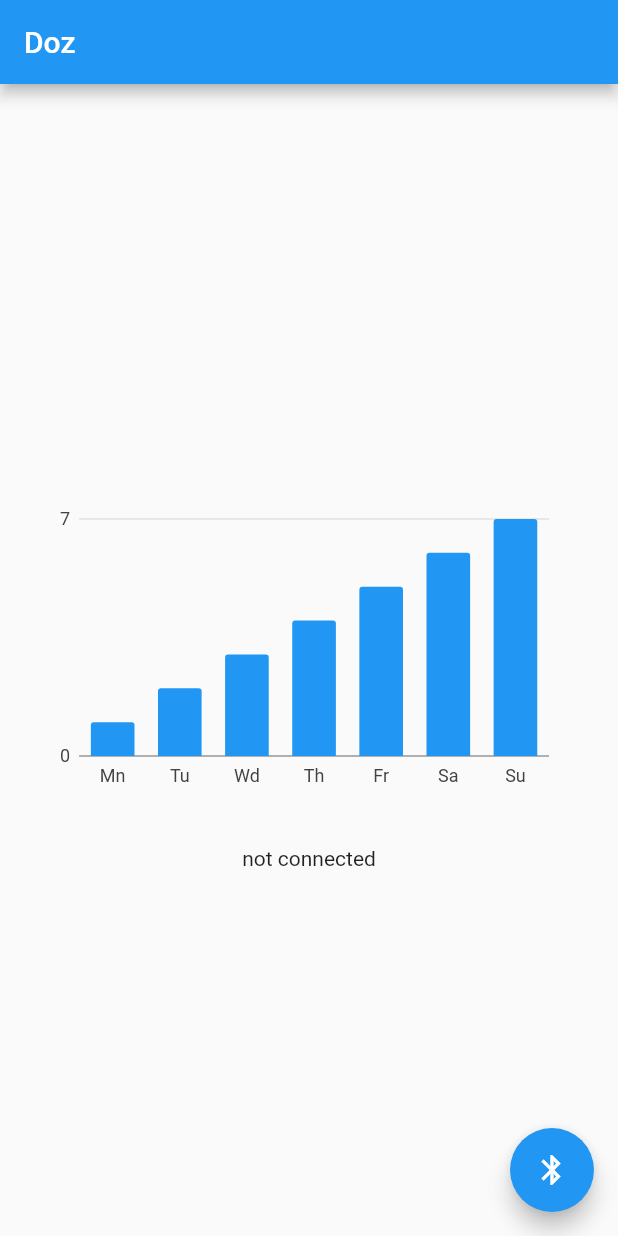
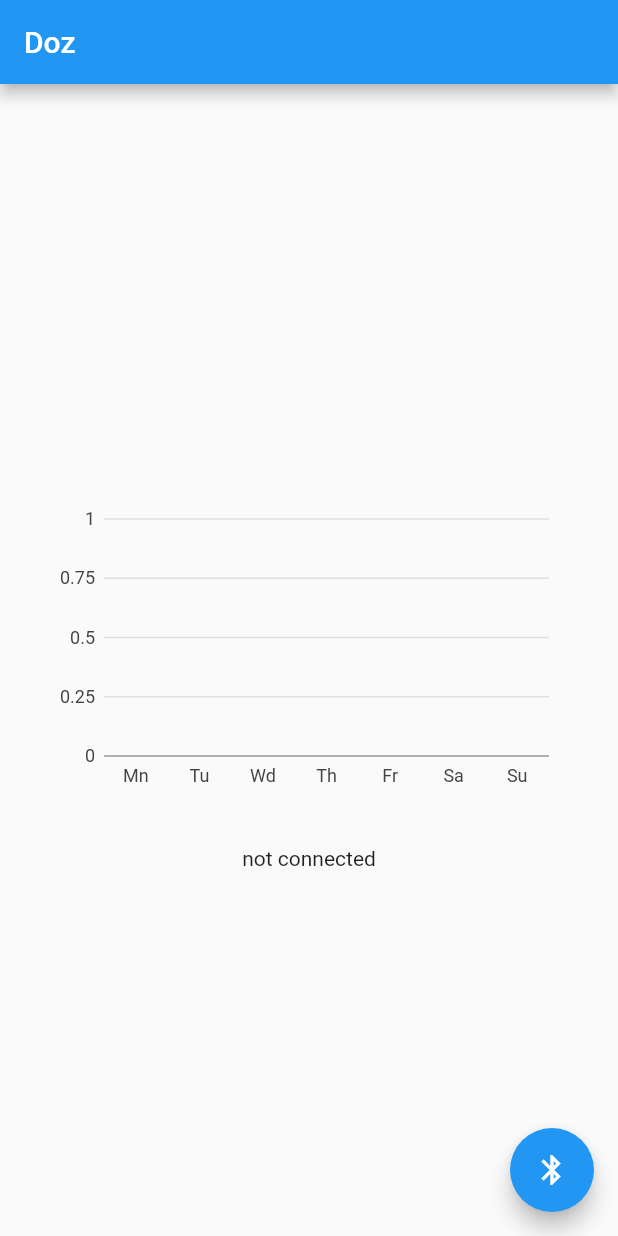
Before and after one commit to allgemein/iCan, a Flutter app: the screen it shows after launch, after a tap on the "bluetooth" icon, on a phone screen of 412 x 824 dp. Run offline on Flutter 3.47's test engine with Material 2 defaults, Android fonts, the phone set to English and light mode, and no system bars; our stand-ins replace charts_flutter, flutter_bluetooth_serial, shared_preferences.

Commit message:
大体できた

```diff
--- a/bigforest/lib/main.dart
+++ b/bigforest/lib/main.dart
@@ -96,22 +96,22 @@ class DozingPerDay extends ChangeNotifier {
 class Doze extends ChangeNotifier {
   // アドレスは後で変更する
   DateTime today = DateTime.now();
-  List<DozingPerDay> _dozingData;
+  List<DozingPerDay> _dozingData = [
+    DozingPerDay('Mn', 0, Colors.blue),
+    DozingPerDay('Tu', 0, Colors.blue),
+    DozingPerDay('Wd', 0, Colors.blue),
+    DozingPerDay('Th', 0, Colors.blue),
+    DozingPerDay('Fr', 0, Colors.blue),
+    DozingPerDay('Sa', 0, Colors.blue),
+    DozingPerDay('Su', 0, Colors.blue),
+  ];
   List<DozingPerDay> get dozingData => _dozingData;
   String connectionState = 'not connected';
 
   Doze(){
-    _dozingData = [
-      DozingPerDay('Mn', /*int.parse(getIntData('monday').toString())*/1, Colors.blue),
-      DozingPerDay('Tu', /*int.parse(getIntData('tuesday').toString())*/2, Colors.blue),
-      DozingPerDay('Wd', /*int.parse(getIntData('wednesday').toString())*/3, Colors.blue),
-      DozingPerDay('Th', /*int.parse(getIntData('thursday').toString())*/4, Colors.blue),
-      DozingPerDay('Fr', /*int.parse(getIntData('friday').toString())*/5, Colors.blue),
-      DozingPerDay('Sa', /*int.parse(getIntData('saturday').toString())*/6, Colors.blue),
-      DozingPerDay('Su', /*int.parse(getIntData('sunday').toString())*/7, Colors.blue),
-    ];
+    setupData();
     notifyListeners();
-    assert(_dozingData != null);
+    //assert(_dozingData != null);
     //start();
   }
 
@@ -129,36 +129,7 @@ class Doze extends ChangeNotifier {
         List<String> strDataFromDevice = str.split(',');
         List<int> dataFromDevice = strDataFromDevice.map(int.parse).toList();
         if(isDozing(dataFromDevice)){ // 居眠りをしていたら
-          switch(today.weekday){
-            case DateTime.monday:
-            dozingData[0] = DozingPerDay('Mn', int.parse(getIntData('monday').toString()) + 1, Colors.blue);
-            saveIntData('monday', int.parse(('monday').toString()) + 1);
-            break;
-            case DateTime.tuesday:
-            _dozingData[1] = DozingPerDay('Tu', int.parse(getIntData('tuesday').toString()) + 1, Colors.blue);
-            saveIntData('tuesday', int.parse(('tuesday').toString()) + 1);
-            break;
-            case DateTime.wednesday:
-            _dozingData[2] = DozingPerDay('Wd', int.parse(getIntData('wednesday').toString()) + 1, Colors.blue);
-            saveIntData('wednesday', int.parse(('wednesday').toString()) + 1);
-            break;
-            case DateTime.thursday:
-            _dozingData[3] = DozingPerDay('Th', int.parse(getIntData('thursday').toString()) + 1, Colors.blue);
-            saveIntData('thursday', int.parse(('thursday').toString()) + 1);
-            break;
-            case DateTime.friday:
-            _dozingData[4] = DozingPerDay('Fr', int.parse(getIntData('friday').toString()) + 1, Colors.blue);
-            saveIntData('friday', int.parse(('friday').toString()) + 1);
-            break;
-            case DateTime.saturday:
-            _dozingData[5] = DozingPerDay('Sa', int.parse(getIntData('saturday').toString()) + 1, Colors.blue);
-            saveIntData('saturday', int.parse(('saturday').toString()) + 1);
-            break;
-            case DateTime.sunday:
-            _dozingData[6] = DozingPerDay('Su', int.parse(getIntData('sunday').toString()) + 1, Colors.blue);
-            saveIntData('sunday', int.parse(('sunday').toString()) + 1);
-            break;
-          }
+          updateData();
           notifyListeners();
         }
           //接続を解除
@@ -181,16 +152,46 @@ class Doze extends ChangeNotifier {
     return false;
   }
 
-  Future<int> getIntData(String id) async {
+  void setupData() async {
     SharedPreferences prefs = await SharedPreferences.getInstance();
-    int num = prefs.getInt(id);
-    //print(num.runtimeType);
-    return num ?? 0;
+    _dozingData = [
+      DozingPerDay('Mn', prefs.getInt(DateTime.monday.toString()) ?? 0, Colors.blue),
+      DozingPerDay('Tu', prefs.getInt(DateTime.tuesday.toString()) ?? 0, Colors.blue),
+      DozingPerDay('Wd', prefs.getInt(DateTime.wednesday.toString()) ?? 0, Colors.blue),
+      DozingPerDay('Th', prefs.getInt(DateTime.thursday.toString()) ?? 0, Colors.blue),
+      DozingPerDay('Fr', prefs.getInt(DateTime.friday.toString()) ?? 0, Colors.blue),
+      DozingPerDay('Sa', prefs.getInt(DateTime.saturday.toString()) ?? 0, Colors.blue),
+      DozingPerDay('Su', prefs.getInt(DateTime.sunday.toString()) ?? 0, Colors.blue),
+    ];
   }
 
-  void saveIntData(String id, int num) async {
+  void updateData() async {
     SharedPreferences prefs = await SharedPreferences.getInstance();
-    prefs.setInt(id, num);
+    int num = prefs.getInt(today.weekday.toString()) ?? 0;
+    prefs.setInt(today.weekday.toString(), num + 1);
+    switch(today.weekday){
+      case DateTime.monday:
+      _dozingData[0] = DozingPerDay('Mn', num + 1, Colors.blue);
+      break;
+      case DateTime.tuesday:
+      _dozingData[1] = DozingPerDay('Tu', num + 1, Colors.blue);
+      break;
+      case DateTime.wednesday:
+      _dozingData[2] = DozingPerDay('Wd', num + 1, Colors.blue);
+      break;
+      case DateTime.thursday:
+      _dozingData[3] = DozingPerDay('Th', num + 1, Colors.blue);
+      break;
+      case DateTime.friday:
+      _dozingData[4] = DozingPerDay('Fr', num + 1, Colors.blue);
+      break;
+      case DateTime.saturday:
+      _dozingData[5] = DozingPerDay('Sa', num + 1, Colors.blue);
+      break;
+      case DateTime.sunday:
+      _dozingData[6] = DozingPerDay('Su', num + 1, Colors.blue);
+      break;
+    }
   }
 
   void removeData() async {
```
